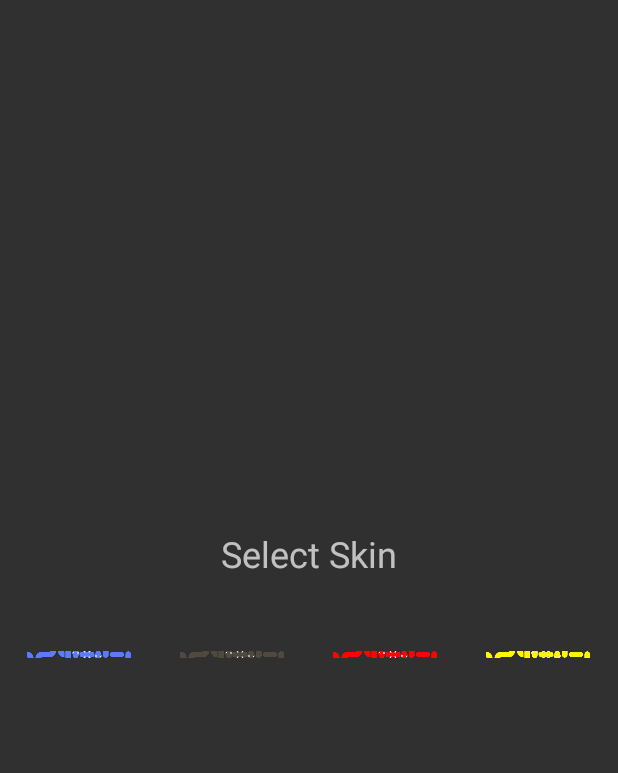
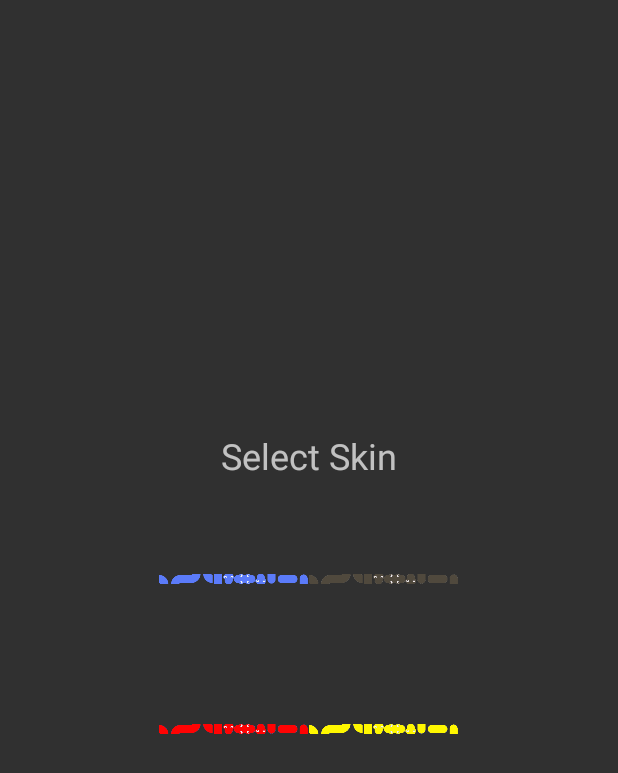
Before and after one commit to sondcniju/SnakeGame, an Android app: the layout layout_skin_selection.xml on its own in the app's theme, with its tools: preview values and no code run, on a phone screen of 412 x 824 dp. Shown: the top 773 px of the screen. Run offline under Robolectric (Android 15) with nearby library versions, the phone set to English and light mode, and no system bars.

Commit message:
change_skin

```diff
--- a/app/src/main/java/com/example/snakegame/GameView.java
+++ b/app/src/main/java/com/example/snakegame/GameView.java
@@ -91,6 +91,21 @@ public class GameView extends View {
         });
         soundEat = this.soundPool.load(context, R.raw.eat, 1);
         soundDie = this.soundPool.load(context, R.raw.die, 1);
+    }
+
+    private int[] snakeSkinResources = {
+            R.drawable.snake1,
+            R.drawable.snake2,
+            R.drawable.snake3,
+            R.drawable.snake4
+    };
+
+    public void setSnakeSkin(int skinIndex) {
+        if (skinIndex >= 0 && skinIndex < snakeSkinResources.length) {
+            Bitmap snakeSkin = BitmapFactory.decodeResource(getResources(), snakeSkinResources[skinIndex]);
+            bmSnake1 = Bitmap.createScaledBitmap(snakeSkin, 14 * sizeElementMap, sizeElementMap, true);
+            snake.setBm(bmSnake1);
+        }
     }
 
     private int[] randomApple() {
--- a/app/src/main/res/layout/layout_skin_selection.xml
+++ b/app/src/main/res/layout/layout_skin_selection.xml
@@ -12,38 +12,44 @@
         android:textSize="24sp"
         android:layout_marginBottom="16dp" />
 
-    <LinearLayout
-        android:layout_width="match_parent"
+    <GridLayout
+        android:layout_width="wrap_content"
         android:layout_height="wrap_content"
-        android:orientation="horizontal"
-        android:gravity="center">
+        android:columnCount="2"
+        android:rowCount="2">
 
         <ImageView
             android:id="@+id/iv_skin_option1"
-            android:layout_width="70dp"
-            android:layout_height="70dp"
+            android:layout_width="100dp"
+            android:layout_height="100dp"
             android:src="@drawable/snake1"
-            android:layout_marginHorizontal="16dp" />
+            android:layout_marginHorizontal="16dp"
+            android:layout_marginVertical="8dp" />
 
         <ImageView
             android:id="@+id/iv_skin_option2"
-            android:layout_width="70dp"
-            android:layout_height="70dp"
+            android:layout_width="100dp"
+            android:layout_height="100dp"
             android:src="@drawable/snake2"
-            android:layout_marginHorizontal="16dp" />
+            android:layout_marginHorizontal="16dp"
+            android:layout_marginVertical="8dp" />
 
         <ImageView
             android:id="@+id/iv_skin_option3"
-            android:layout_width="70dp"
-            android:layout_height="70dp"
+            android:layout_width="100dp"
+            android:layout_height="100dp"
             android:src="@drawable/snake3"
-            android:layout_marginHorizontal="16dp" />
+            android:layout_marginHorizontal="16dp"
+            android:layout_marginVertical="8dp" />
 
         <ImageView
             android:id="@+id/iv_skin_option4"
-            android:layout_width="70dp"
-            android:layout_height="70dp"
+            android:layout_width="100dp"
+            android:layout_height="100dp"
             android:src="@drawable/snake4"
-            android:layout_marginHorizontal="16dp" />
-    </LinearLayout>
+            android:layout_marginHorizontal="16dp"
+            android:layout_marginVertical="8dp" />
+
+    </GridLayout>
+
 </LinearLayout>
```
